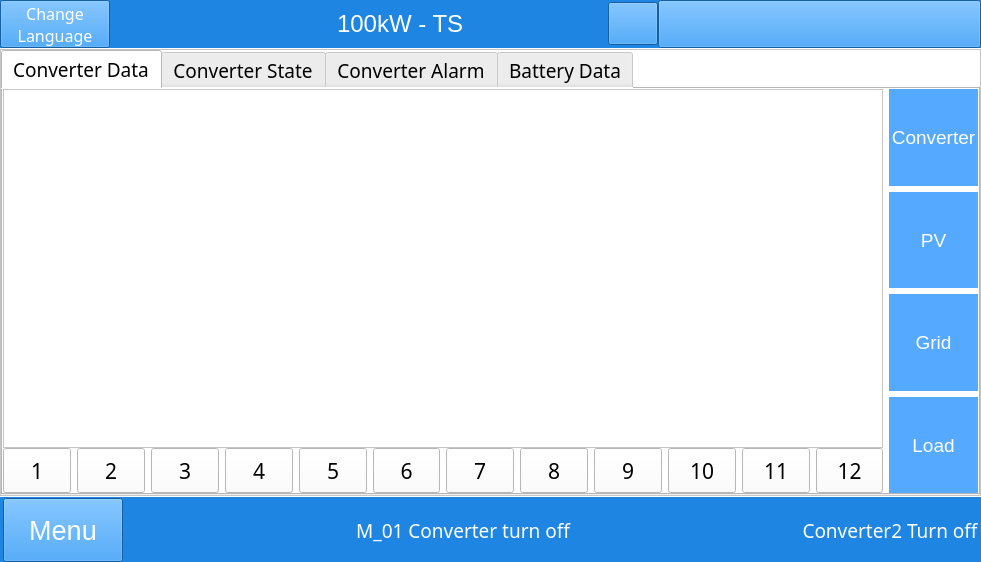
Before: the Qt Designer form mywidget.ui in megarevolpr/MWin, drawn with Qt 5.
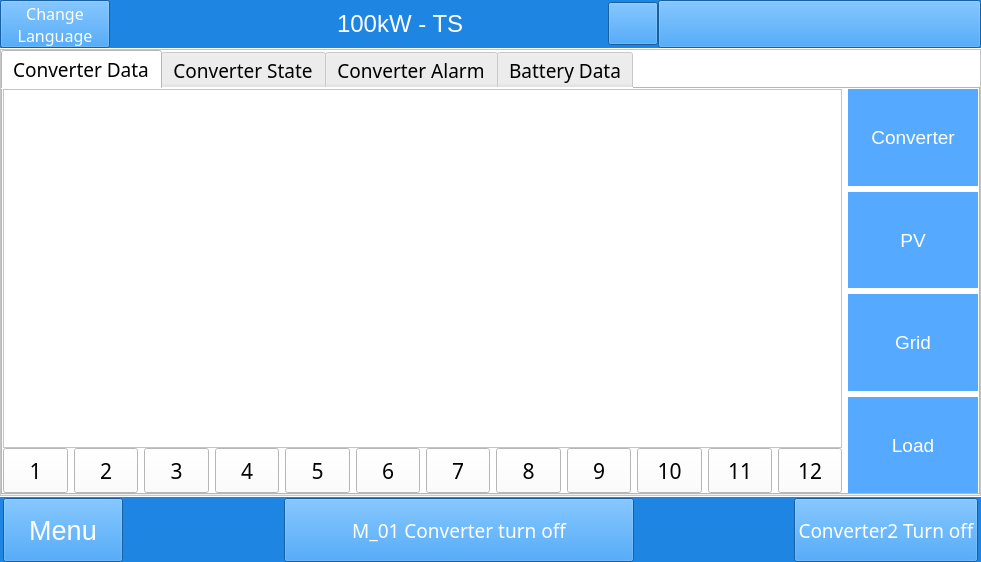
After: the same form once the commit is applied. The open tabs and pages were chosen to show the change. Icons and pictures are not drawn.

```diff
--- a/mywidget.ui
+++ b/mywidget.ui
@@ -4764,6 +4764,12 @@
                            <verstretch>0</verstretch>
                           </sizepolicy>
                          </property>
+                         <property name="minimumSize">
+                          <size>
+                           <width>130</width>
+                           <height>0</height>
+                          </size>
+                         </property>
                          <property name="font">
                           <font>
                            <pointsize>14</pointsize>
@@ -4809,6 +4815,12 @@
                            <verstretch>0</verstretch>
                           </sizepolicy>
                          </property>
+                         <property name="minimumSize">
+                          <size>
+                           <width>130</width>
+                           <height>0</height>
+                          </size>
+                         </property>
                          <property name="palette">
                           <palette>
                            <active>
@@ -5026,6 +5038,12 @@
                            <verstretch>0</verstretch>
                           </sizepolicy>
                          </property>
+                         <property name="minimumSize">
+                          <size>
+                           <width>130</width>
+                           <height>0</height>
+                          </size>
+                         </property>
                          <property name="palette">
                           <palette>
                            <active>
@@ -5243,6 +5261,12 @@
                            <verstretch>0</verstretch>
                           </sizepolicy>
                          </property>
+                         <property name="minimumSize">
+                          <size>
+                           <width>130</width>
+                           <height>0</height>
+                          </size>
+                         </property>
                          <property name="palette">
                           <palette>
                            <active>
@@ -10408,7 +10432,7 @@
              <number>0</number>
             </property>
             <item row="0" column="0">
-             <layout class="QHBoxLayout" name="horizontalLayout_17" stretch="1,5,3,5,0">
+             <layout class="QHBoxLayout" name="horizontalLayout_17" stretch="1,5,0,5,0">
               <property name="spacing">
                <number>6</number>
               </property>
@@ -10463,9 +10487,9 @@
                </spacer>
               </item>
               <item>
-               <widget class="QLabel" name="Inverter_state_lab">
+               <widget class="QPushButton" name="Converter_State_btn">
                 <property name="sizePolicy">
-                 <sizepolicy hsizetype="Preferred" vsizetype="Expanding">
+                 <sizepolicy hsizetype="Expanding" vsizetype="Expanding">
                   <horstretch>0</horstretch>
                   <verstretch>0</verstretch>
                  </sizepolicy>
@@ -10476,15 +10500,9 @@
                   <height>40</height>
                  </size>
                 </property>
-                <property name="maximumSize">
-                 <size>
-                  <width>350</width>
-                  <height>40</height>
-                 </size>
-                </property>
                 <property name="font">
                  <font>
-                  <family>新宋体</family>
+                  <family>宋体</family>
                   <pointsize>14</pointsize>
                  </font>
                 </property>
@@ -10497,9 +10515,6 @@
                 <property name="text">
                  <string>M_01 Converter turn off</string>
                 </property>
-                <property name="alignment">
-                 <set>Qt::AlignCenter</set>
-                </property>
                </widget>
               </item>
               <item>
@@ -10519,10 +10534,10 @@
                </spacer>
               </item>
               <item>
-               <widget class="QLabel" name="DCDCStatus_lb">
+               <widget class="QPushButton" name="DCDC_Module_State_btn">
                 <property name="sizePolicy">
-                 <sizepolicy hsizetype="Fixed" vsizetype="Preferred">
-                  <horstretch>150</horstretch>
+                 <sizepolicy hsizetype="Expanding" vsizetype="Expanding">
+                  <horstretch>0</horstretch>
                   <verstretch>0</verstretch>
                  </sizepolicy>
                 </property>
@@ -10534,7 +10549,7 @@
                 </property>
                 <property name="font">
                  <font>
-                  <family>新宋体</family>
+                  <family>宋体</family>
                   <pointsize>14</pointsize>
                  </font>
                 </property>
@@ -10544,9 +10559,6 @@
                 <property name="text">
                  <string>Converter2 Turn off</string>
                 </property>
-                <property name="alignment">
-                 <set>Qt::AlignCenter</set>
-                </property>
                </widget>
               </item>
              </layout>
```
Left out of the diff: 13 changed lines with no effect on the pictures.
